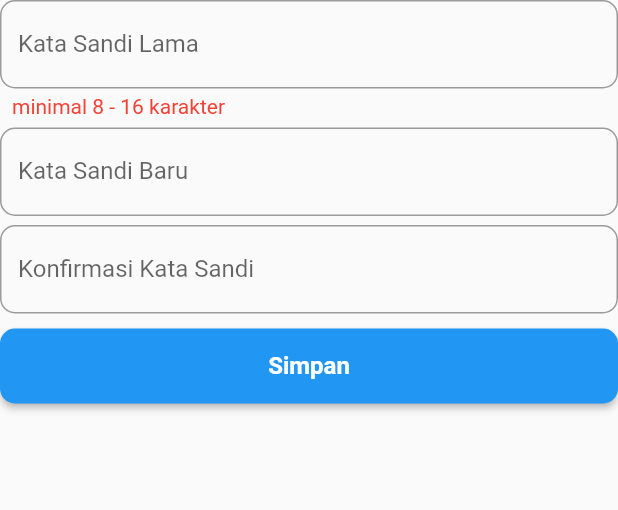
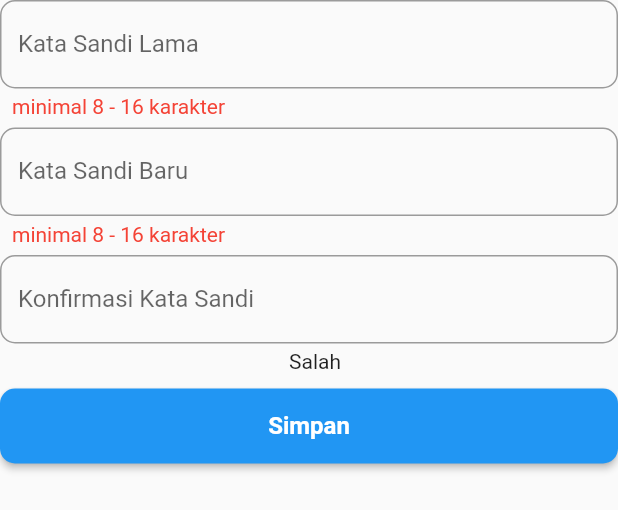
Before and after one commit to notkivaara/shedenk-mobile, a Flutter app: the FormChangePassword widget shown alone on an empty page, opened directly with empty values, after a tap on "Simpan", on a phone screen of 412 x 824 dp. Shown: the top 510 px of the screen. Run offline on Flutter 3.47's test engine with Material 2 defaults, Android fonts, the phone set to English and light mode, and no system bars; our stand-ins replace carousel_slider, dropdown_search, flutter_svg, geocoding, geolocator, get and 2 more; missing offline and left inert: android_intent_plus, get_cli, mailto; network calls fail; project files that could hold a hidden picture were left out.

```diff
--- a/lib/app/modules/EditProfilePage/views/edit_profile_page_view.dart
+++ b/lib/app/modules/EditProfilePage/views/edit_profile_page_view.dart
@@ -7,6 +7,7 @@ import 'package:image_cropper/image_cropper.dart';
 import 'package:image_picker/image_picker.dart';
 import 'package:shedenk_mobile/app/modules/EditProfilePage/controllers/edit_profile_page_controller.dart';
 import 'package:shedenk_mobile/app/modules/ProfilePage/views/profile_page_view.dart';
+import 'package:flutter/widgets.dart';
 
 class EditProfilePage extends StatefulWidget {
   // final Function(ImageSource source) onTap;
@@ -30,11 +31,11 @@ class _EditProfilePageState extends State<EditProfilePage> {
   }
 
   Future<File?> _cropImage({required File imageFile}) async {
-    CroppedFile? cropImage = await ImageCropper().cropImage(sourcePath: imageFile.path);
+    CroppedFile? cropImage =
+        await ImageCropper().cropImage(sourcePath: imageFile.path);
     if (cropImage == null) return null;
     return File(cropImage.path);
   }
-
 
   @override
   Widget build(BuildContext context) {
--- a/lib/app/modules/LoginPage/views/login_page_view.dart
+++ b/lib/app/modules/LoginPage/views/login_page_view.dart
@@ -111,7 +111,7 @@ class _LoginPageState extends State<LoginPage> {
                 child: ElevatedButton(
                   // style: ,
                   onPressed: () {
-                    Get.back();
+                    Get.to(() => ProfilePage());
                   },
                   child: Text("Masuk",
                       style:
--- a/lib/app/modules/ProfilePage/controllers/profile_page_controller.dart
+++ b/lib/app/modules/ProfilePage/controllers/profile_page_controller.dart
@@ -1,5 +1,6 @@
 import 'package:get/get.dart';
 import 'package:flutter/material.dart';
+
 
 class ProfilePageController extends GetxController {
 
@@ -8,4 +9,7 @@ class ProfilePageController extends GetxController {
 
   final PasswordBaruController = TextEditingController();
   final KonfirmasiPasswordController = TextEditingController();
+
+
+
 }
--- a/lib/app/modules/ProfilePage/views/profile_page_view.dart
+++ b/lib/app/modules/ProfilePage/views/profile_page_view.dart
@@ -1,3 +1,5 @@
+import 'dart:developer';
+
 import 'package:flutter/material.dart';
 import 'package:flutter/rendering.dart';
 
@@ -7,6 +9,20 @@ import 'package:shedenk_mobile/app/modules/EditProfilePage/views/edit_profile_pa
 import 'package:shedenk_mobile/app/modules/LoginPage/views/login_page_view.dart';
 
 import '../controllers/profile_page_controller.dart';
+import 'package:flutter/widgets.dart';
+
+// class ProfilePageVariable extends InheritedWidget {
+//   final bool showWidget;
+
+//   const ProfilePageVariable({
+//     Key? key, required this.showWidget, required Widget child,
+//   }) : super(key: key, child: child);
+
+//   @override
+//   bool updateShouldNotify(ProfilePageVariable oldWidget) => showWidget != oldWidget.showWidget;
+
+//   static ProfilePageVariable? of(BuildContext context) { context.dependOnInheritedWidgetOfExactType<ProfilePageVariable>(); }
+// }
 
 class ProfilePage extends StatefulWidget {
   @override
@@ -16,7 +32,7 @@ class ProfilePage extends StatefulWidget {
 class _ProfilePageState extends State<ProfilePage> {
   final SettingController = Get.put(ProfilePageController());
 
-  bool showWidget = false;
+  static bool showWidget = false;
   final bool showLoading = false;
 
   @override
@@ -201,15 +217,36 @@ class FormChangePassword extends StatefulWidget {
 }
 
 class _FormChangePasswordState extends State<FormChangePassword> {
-  var _countCharacter = 0;
+  var _countCharacter1 = 0;
+  var _countCharacter2 = 0;
+  bool _confirmPassword = false;
   @override
   void initState() {
     super.initState();
     widget.SettingController.PasswordLamaController.addListener(() {
-      int countCharacter =
+      int countCharacter1 =
           widget.SettingController.PasswordLamaController.text.length;
       setState(() {
-        _countCharacter = countCharacter;
+        _countCharacter1 = countCharacter1;
+      });
+    });
+    widget.SettingController.PasswordBaruController.addListener(() {
+      int countCharacter2 =
+          widget.SettingController.PasswordBaruController.text.length;
+      setState(() {
+        _countCharacter2 = countCharacter2;
+        widget.SettingController.KonfirmasiPasswordController.value.text ==
+                widget.SettingController.PasswordBaruController.value.text
+            ? _confirmPassword = true
+            : _confirmPassword = false;
+      });
+    });
+    widget.SettingController.KonfirmasiPasswordController.addListener(() {
+      setState(() {
+        widget.SettingController.KonfirmasiPasswordController.value.text ==
+                widget.SettingController.PasswordBaruController.value.text
+            ? _confirmPassword = true
+            : _confirmPassword = false;
       });
     });
   }
@@ -231,7 +268,7 @@ class _FormChangePasswordState extends State<FormChangePassword> {
             ),
             Container(
               margin: EdgeInsets.only(left: 8, top: 4),
-              child: _countCharacter < 8
+              child: _countCharacter1 < 8 || _countCharacter1 > 16
                   ? Text(
                       'minimal 8 - 16 karakter',
                       style: TextStyle(color: Colors.red),
@@ -246,24 +283,49 @@ class _FormChangePasswordState extends State<FormChangePassword> {
         SizedBox(
           height: 6,
         ),
-        TextFormField(
+        Column(
+          crossAxisAlignment: CrossAxisAlignment.start,
+          children: [
+            TextField(
               controller: widget.SettingController.PasswordBaruController,
               obscureText: false,
               decoration: InputDecoration(
-              border:
-                  OutlineInputBorder(borderRadius: BorderRadius.circular(10)),
+                  border: OutlineInputBorder(
+                      borderRadius: BorderRadius.circular(10)),
                   labelText: "Kata Sandi Baru"),
+            ),
+            Container(
+              margin: EdgeInsets.only(left: 8, top: 4),
+              child: _countCharacter2 < 8 || _countCharacter2 > 16
+                  ? Text(
+                      'minimal 8 - 16 karakter',
+                      style: TextStyle(color: Colors.red),
+                    )
+                  : Text(
+                      'Password telah memenuhi syarat',
+                      style: TextStyle(color: Colors.green),
+                    ),
+            ),
+          ],
         ),
         SizedBox(
           height: 6,
         ),
-        TextFormField(
+        Column(
+          children: [
+            TextField(
               controller: widget.SettingController.KonfirmasiPasswordController,
               obscureText: false,
               decoration: InputDecoration(
-              border:
-                  OutlineInputBorder(borderRadius: BorderRadius.circular(10)),
+                  border: OutlineInputBorder(
+                      borderRadius: BorderRadius.circular(10)),
                   labelText: "Konfirmasi Kata Sandi"),
+            ),
+            Container(
+              margin: EdgeInsets.only(left: 8, top: 4),
+              child: _confirmPassword ? Text('Mantab') : Text('Salah'),
+            ),
+          ],
         ),
         SizedBox(
           height: 10,
@@ -274,8 +336,10 @@ class _FormChangePasswordState extends State<FormChangePassword> {
           child: ElevatedButton(
             // style: ,
             onPressed: () {
-              print(
-                  '${widget.SettingController.KonfirmasiPasswordController.text.length}');
+              print(widget.SettingController.PasswordLamaController.value.text);
+              print(widget.SettingController.PasswordBaruController.value.text);
+              print(widget
+                  .SettingController.KonfirmasiPasswordController.value.text);
             },
             child: Text("Simpan",
                 style: TextStyle(fontSize: 16, fontWeight: FontWeight.w600)),
--- a/pubspec.yaml
+++ b/pubspec.yaml
@@ -43,6 +43,7 @@ dependencies:
   geocoding: ^2.0.5
   image_picker: ^0.8.6
   image_cropper: ^3.0.1
+  widgets: ^1.4.5
 
   # The following adds the Cupertino Icons font to your application.
   # Use with the CupertinoIcons class for iOS style icons.
```
Also changed, not shown: pubspec.lock, 1 other file. Lines whose indentation alone changed are shown as unchanged.
